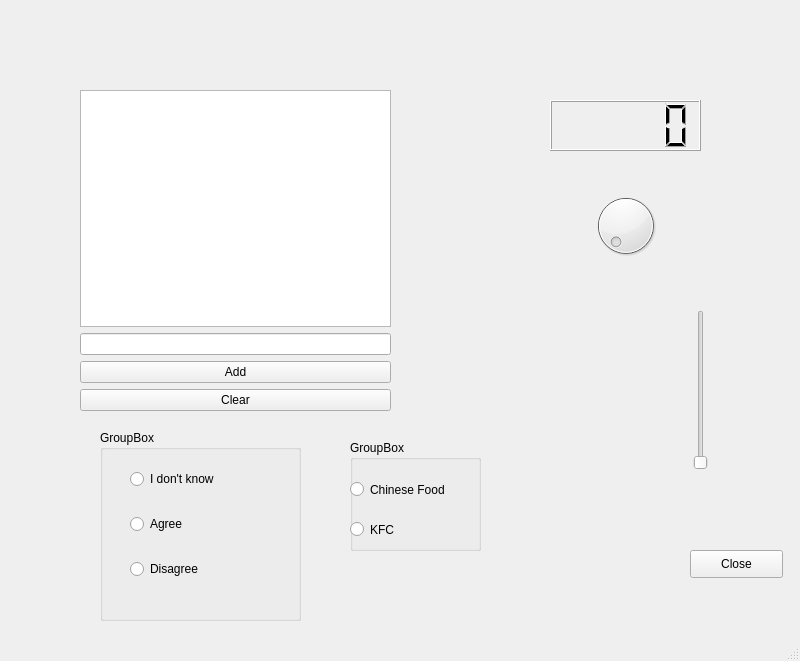
lxxcumt/PyQtGUI, file label.ui: the form before one commit.
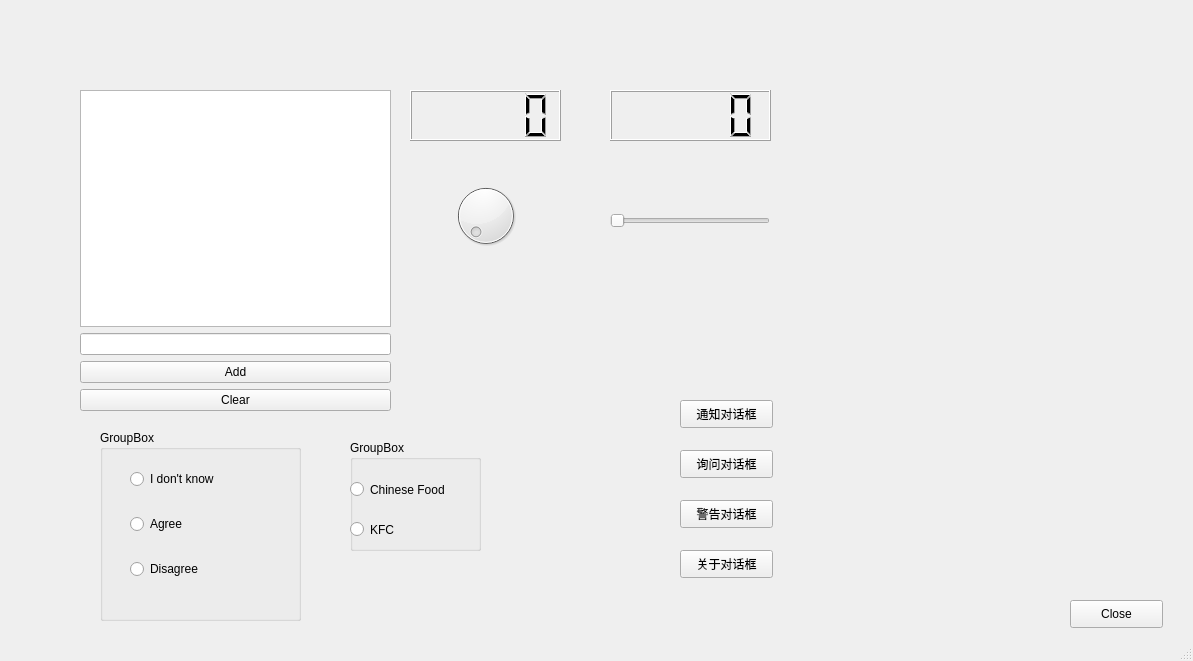
The form after the commit.

What changed in the file:
```diff
--- a/label.ui
+++ b/label.ui
@@ -6,7 +6,7 @@
    <rect>
     <x>0</x>
     <y>0</y>
-    <width>800</width>
+    <width>1193</width>
     <height>661</height>
    </rect>
   </property>
@@ -52,8 +52,8 @@
    <widget class="QPushButton" name="pushButton_3">
     <property name="geometry">
      <rect>
-      <x>690</x>
-      <y>550</y>
+      <x>1070</x>
+      <y>600</y>
       <width>93</width>
       <height>28</height>
      </rect>
@@ -147,24 +147,11 @@
      </layout>
     </widget>
    </widget>
-   <widget class="QSlider" name="verticalSlider">
-    <property name="geometry">
-     <rect>
-      <x>690</x>
-      <y>310</y>
-      <width>22</width>
-      <height>160</height>
-     </rect>
-    </property>
-    <property name="orientation">
-     <enum>Qt::Vertical</enum>
-    </property>
-   </widget>
    <widget class="QDial" name="dial">
     <property name="geometry">
      <rect>
-      <x>590</x>
-      <y>180</y>
+      <x>450</x>
+      <y>170</y>
       <width>71</width>
       <height>91</height>
      </rect>
@@ -179,21 +166,91 @@
    <widget class="QLCDNumber" name="lcdNumber">
     <property name="geometry">
      <rect>
-      <x>550</x>
-      <y>100</y>
+      <x>410</x>
+      <y>90</y>
       <width>151</width>
       <height>51</height>
      </rect>
     </property>
    </widget>
-   <zorder>verticalLayoutWidget</zorder>
-   <zorder>textBrowser</zorder>
-   <zorder>pushButton_3</zorder>
-   <zorder>groupBox</zorder>
-   <zorder>groupBox_2</zorder>
-   <zorder>verticalSlider</zorder>
-   <zorder>dial</zorder>
-   <zorder>lcdNumber</zorder>
+   <widget class="QSlider" name="horizontalSlider">
+    <property name="geometry">
+     <rect>
+      <x>610</x>
+      <y>210</y>
+      <width>160</width>
+      <height>22</height>
+     </rect>
+    </property>
+    <property name="maximum">
+     <number>100</number>
+    </property>
+    <property name="orientation">
+     <enum>Qt::Horizontal</enum>
+    </property>
+   </widget>
+   <widget class="QLCDNumber" name="lcdNumber_2">
+    <property name="geometry">
+     <rect>
+      <x>610</x>
+      <y>90</y>
+      <width>161</width>
+      <height>51</height>
+     </rect>
+    </property>
+   </widget>
+   <widget class="QPushButton" name="pushButton_4">
+    <property name="geometry">
+     <rect>
+      <x>680</x>
+      <y>400</y>
+      <width>93</width>
+      <height>28</height>
+     </rect>
+    </property>
+    <property name="text">
+     <string>通知对话框</string>
+    </property>
+   </widget>
+   <widget class="QPushButton" name="pushButton_5">
+    <property name="geometry">
+     <rect>
+      <x>680</x>
+      <y>450</y>
+      <width>93</width>
+      <height>28</height>
+     </rect>
+    </property>
+    <property name="text">
+     <string>询问对话框</string>
+    </property>
+   </widget>
+   <widget class="QPushButton" name="pushButton_6">
+    <property name="geometry">
+     <rect>
+      <x>680</x>
+      <y>500</y>
+      <width>93</width>
+      <height>28</height>
+     </rect>
+    </property>
+    <property name="text">
+     <string>警告对话框</string>
+    </property>
+   </widget>
+   <widget class="QPushButton" name="pushButton_7">
+    <property name="geometry">
+     <rect>
+      <x>680</x>
+      <y>550</y>
+      <width>93</width>
+      <height>28</height>
+     </rect>
+    </property>
+    <property name="text">
+     <string>关于对话框</string>
+    </property>
+   </widget>
   </widget>
   <widget class="QStatusBar" name="statusbar"/>
  </widget>
```
Left out of the diff: 32 changed lines with no effect on the pictures.
